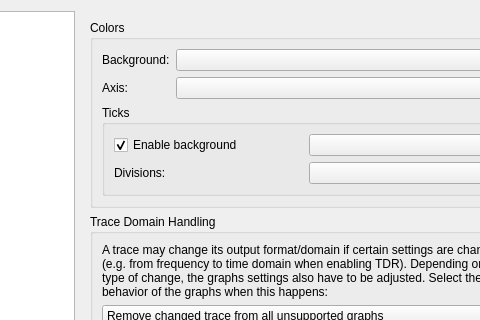
Above: Software/PC_Application/preferencesdialog.ui from jankae/LibreVNA before the change; both pictures show x 116 to 596 and y 0 to 320 of the 919 by 876 pixel window. Below: the same form after it.
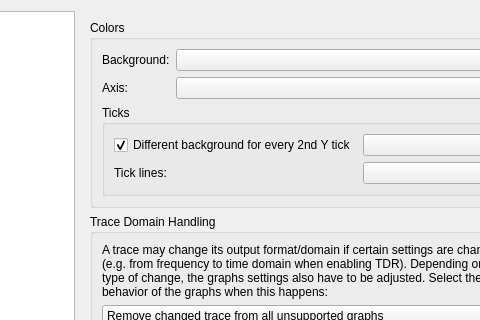
That is the form after the change. Custom widgets are drawn as their Qt base class.

Commit message: Fix x ticks display issue, adjust default values

```diff
--- a/Software/PC_Application/preferencesdialog.ui
+++ b/Software/PC_Application/preferencesdialog.ui
@@ -715,7 +715,7 @@
                  <item row="2" column="0">
                   <widget class="QLabel" name="label_17">
                    <property name="text">
-                    <string>Divisions:</string>
+                    <string>Tick lines:</string>
                    </property>
                   </widget>
                  </item>
@@ -729,7 +729,7 @@
                  <item row="1" column="0">
                   <widget class="QCheckBox" name="GraphsColorTicksBackgroundEnabled">
                    <property name="text">
-                    <string>Enable background</string>
+                    <string>Different background for every 2nd Y tick</string>
                    </property>
                    <property name="checked">
                     <bool>true</bool>
```
The commit also changes 2 other files.
